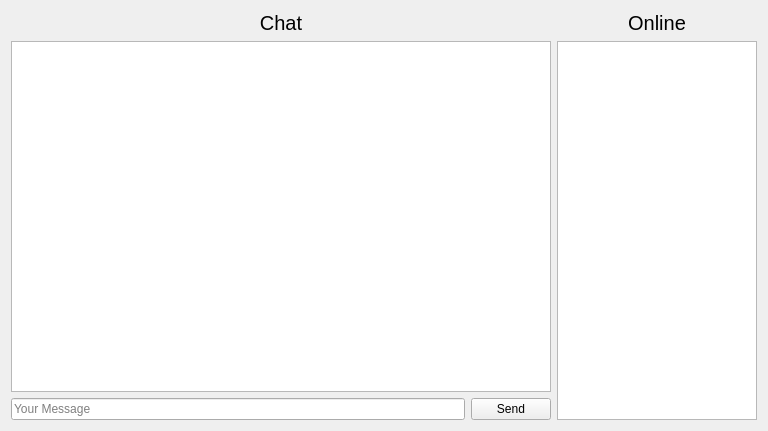
First picture: the form in ChatApp/project/ui/ChatApp.ui, repository Creator-K999/ChatApp, before the edit.
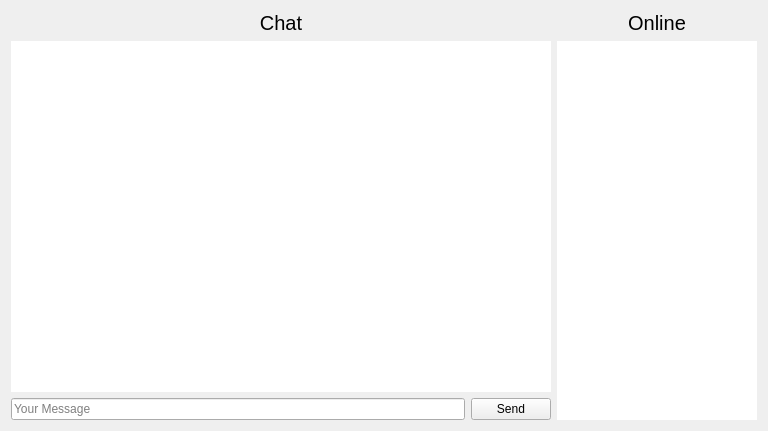
Second picture: the form after the edit.

Commit message: added a "m_" prefix to all class member variables. created a "ChatAppServer" project for the server. started working on the network side of the application.

```diff
--- a/ChatApp/project/ui/ChatApp.ui
+++ b/ChatApp/project/ui/ChatApp.ui
@@ -29,12 +29,22 @@
         <height>16777215</height>
        </size>
       </property>
+      <property name="frameShape">
+       <enum>QFrame::NoFrame</enum>
+      </property>
      </widget>
     </item>
     <item row="1" column="0">
      <layout class="QVBoxLayout" name="verticalLayout">
       <item>
-       <widget class="QListWidget" name="messagesLstWdgt"/>
+       <widget class="QListWidget" name="messagesLstWdgt">
+        <property name="frameShape">
+         <enum>QFrame::NoFrame</enum>
+        </property>
+        <property name="viewMode">
+         <enum>QListView::ListMode</enum>
+        </property>
+       </widget>
       </item>
       <item>
        <layout class="QHBoxLayout" name="horizontalLayout">
```
The commit also changes 16 other files.
